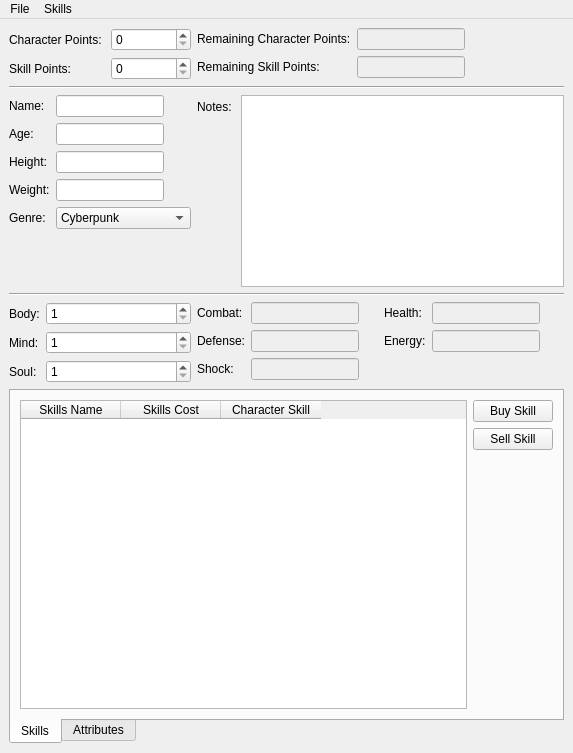
Qt form besmcr/gui/mainWindow.ui (ccfreak2k/BESM-Character-Resolver) before a commit.
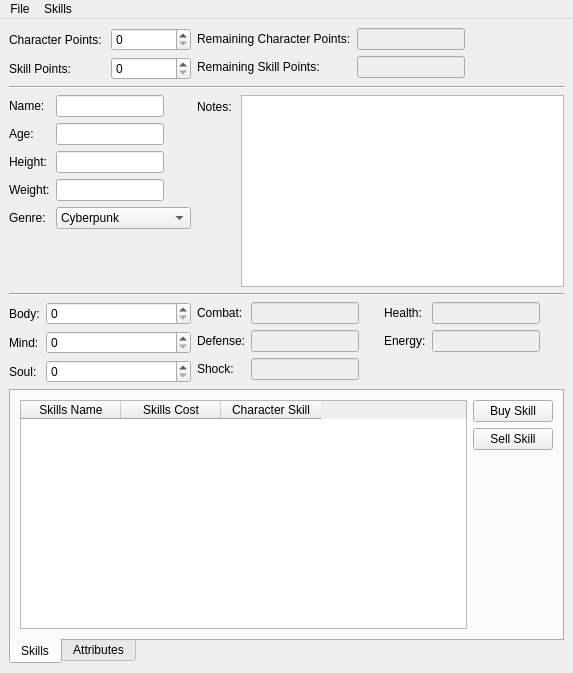
The same form after that commit.

Commit message: Reduced default size of the window. Made combat's minimum value be 0 because it being -2 at the start just looks silly. Changed character to start with 0 in everything. Changed minimum value for the stat boxes to be 0

The edit to the form file:
```diff
--- a/besmcr/gui/mainWindow.ui
+++ b/besmcr/gui/mainWindow.ui
@@ -10,7 +10,7 @@
     <x>0</x>
     <y>0</y>
     <width>573</width>
-    <height>753</height>
+    <height>673</height>
    </rect>
   </property>
   <property name="sizePolicy">
@@ -567,11 +567,14 @@
          </sizepolicy>
         </property>
         <property name="minimum">
-         <number>1</number>
+         <number>0</number>
         </property>
         <property name="maximum">
          <number>12</number>
         </property>
+        <property name="value">
+         <number>0</number>
+        </property>
        </widget>
       </item>
       <item row="1" column="0">
@@ -590,11 +593,14 @@
          </sizepolicy>
         </property>
         <property name="minimum">
-         <number>1</number>
+         <number>0</number>
         </property>
         <property name="maximum">
          <number>12</number>
         </property>
+        <property name="value">
+         <number>0</number>
+        </property>
        </widget>
       </item>
       <item row="2" column="0">
@@ -613,11 +619,14 @@
          </sizepolicy>
         </property>
         <property name="minimum">
-         <number>1</number>
+         <number>0</number>
         </property>
         <property name="maximum">
          <number>12</number>
         </property>
+        <property name="value">
+         <number>0</number>
+        </property>
        </widget>
       </item>
      </layout>
```
Left out of the diff: 2 changed lines with no effect on the pictures. The commit also changes 2 other files.
